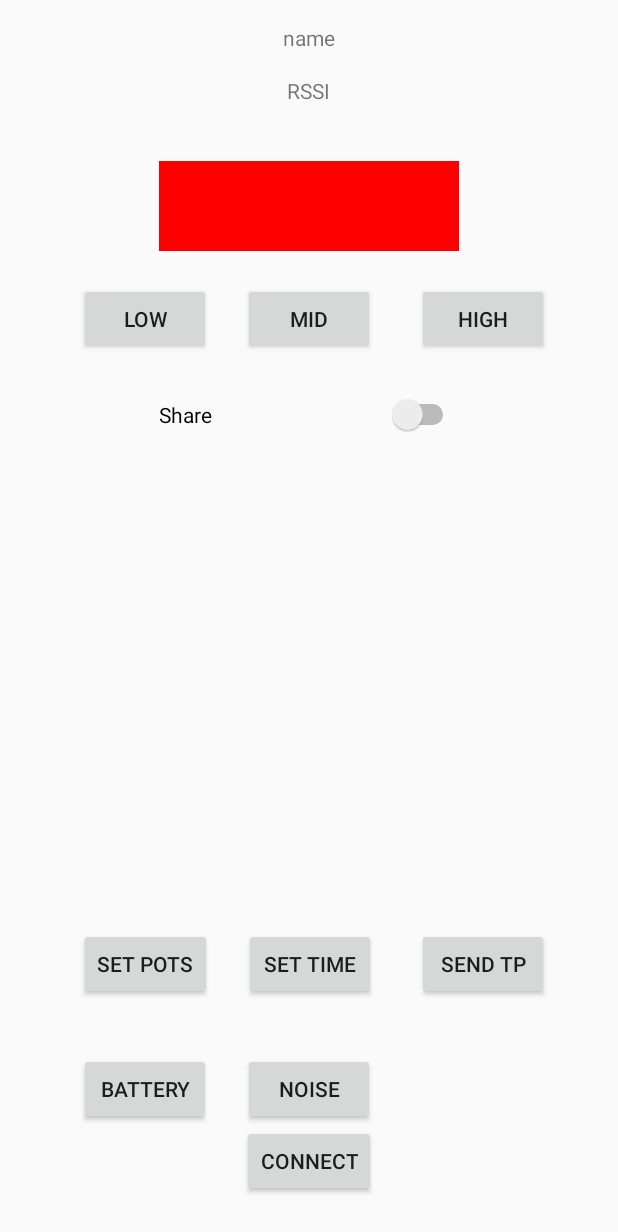
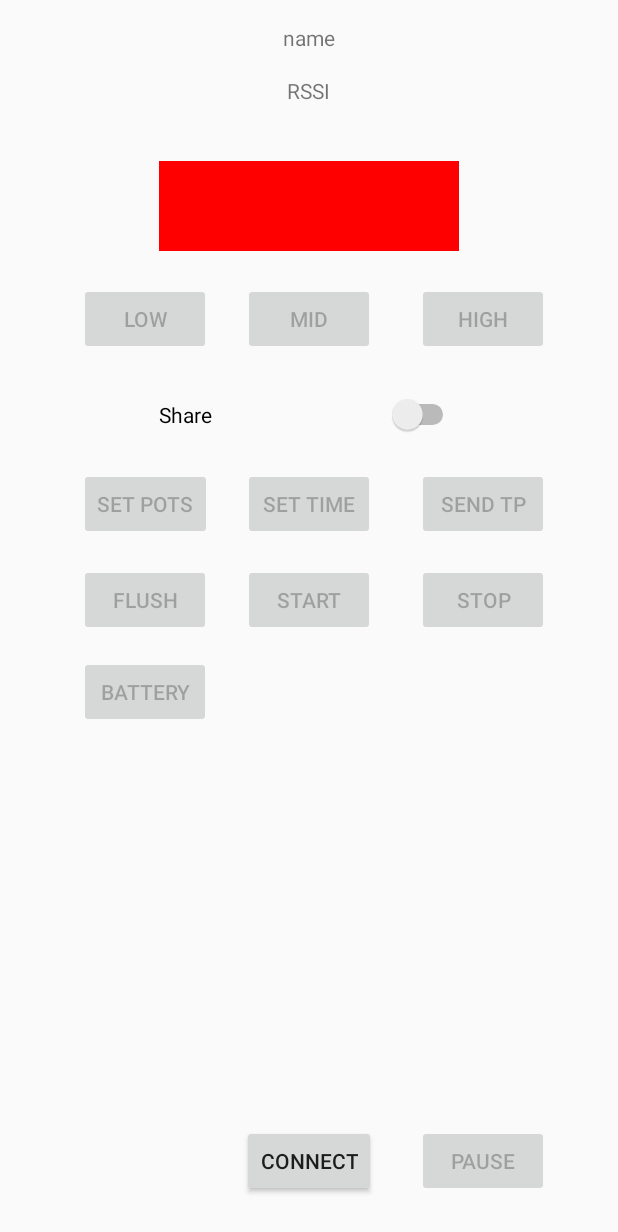
Before and after one commit to vijayrao1988/Bdsk, an Android app: the layout activity_peripheral_control.xml on its own in the app's theme, with its tools: preview values and no code run, on a phone screen of 412 x 824 dp. Shown: the top 1232 px of the screen. Run offline under Robolectric (Android 15) with nearby library versions, the phone set to English and light mode, and no system bars.

Commit message:
Updated BLE Profile. Updated writeCharacteristic functions. Updated UI buttons. Completed all write functions.

```diff
--- a/app/src/main/res/layout/activity_peripheral_control.xml
+++ b/app/src/main/res/layout/activity_peripheral_control.xml
@@ -1,5 +1,6 @@
 <?xml version="1.0" encoding="utf-8"?>
 <RelativeLayout xmlns:android="http://schemas.android.com/apk/res/android"
+    xmlns:tools="http://schemas.android.com/tools"
     android:layout_width="match_parent"
     android:layout_height="match_parent"
     android:orientation="vertical">
@@ -11,6 +12,7 @@
         android:layout_alignBaseline="@+id/timeButton"
         android:layout_alignBottom="@+id/timeButton"
         android:layout_alignStart="@+id/highButton"
+        android:enabled="false"
         android:onClick="onSendTP"
         android:text="Send TP" />
 
@@ -50,6 +52,7 @@
         android:layout_alignBottom="@+id/midButton"
         android:layout_marginRight="21dp"
         android:layout_toLeftOf="@+id/midButton"
+        android:enabled="false"
         android:onClick="onLow"
         android:text="Low" />
 
@@ -57,8 +60,10 @@
         android:id="@+id/timeButton"
         android:layout_width="wrap_content"
         android:layout_height="wrap_content"
-        android:layout_above="@+id/msgTextView"
-        android:layout_alignEnd="@+id/connectButton"
+        android:layout_below="@+id/switch1"
+        android:layout_marginTop="22dp"
+        android:layout_toEndOf="@+id/lowButton"
+        android:enabled="false"
         android:onClick="onSetTime"
         android:text="Set Time" />
 
@@ -66,17 +71,54 @@
         android:id="@+id/batteryButton"
         android:layout_width="wrap_content"
         android:layout_height="wrap_content"
-        android:layout_alignStart="@+id/potsButton2"
-        android:layout_below="@+id/msgTextView"
+        android:layout_alignStart="@+id/flushButton"
+        android:layout_below="@+id/flushButton"
+        android:layout_marginTop="13dp"
+        android:enabled="false"
         android:onClick="onBattery"
         android:text="Battery" />
 
     <Button
-        android:id="@+id/potsButton2"
+        android:id="@+id/flushButton"
         android:layout_width="wrap_content"
         android:layout_height="wrap_content"
-        android:layout_above="@+id/msgTextView"
+        android:layout_alignBaseline="@+id/startButton"
+        android:layout_alignBottom="@+id/startButton"
+        android:layout_alignStart="@+id/potsButton"
+        android:enabled="false"
+        android:onClick="onFlush"
+        android:text="Flush" />
+
+    <Button
+        android:id="@+id/startButton"
+        android:layout_width="wrap_content"
+        android:layout_height="wrap_content"
+        android:layout_alignBaseline="@+id/stopButton"
+        android:layout_alignBottom="@+id/stopButton"
+        android:layout_alignStart="@+id/timeButton"
+        android:enabled="false"
+        android:onClick="onStart"
+        android:text="Start" />
+
+    <Button
+        android:id="@+id/stopButton"
+        android:layout_width="wrap_content"
+        android:layout_height="wrap_content"
+        android:layout_alignStart="@+id/timepointButton"
+        android:layout_below="@+id/timepointButton"
+        android:layout_marginTop="16dp"
+        android:enabled="false"
+        android:onClick="onStop"
+        android:text="Stop" />
+
+    <Button
+        android:id="@+id/potsButton"
+        android:layout_width="wrap_content"
+        android:layout_height="wrap_content"
+        android:layout_alignBaseline="@+id/timeButton"
+        android:layout_alignBottom="@+id/timeButton"
         android:layout_alignStart="@+id/lowButton"
+        android:enabled="false"
         android:onClick="onSetPots"
         android:text="Set Pots" />
 
@@ -87,6 +129,7 @@
         android:layout_below="@+id/rectangle"
         android:layout_centerHorizontal="true"
         android:layout_marginTop="21dp"
+        android:enabled="false"
         android:onClick="onMid"
         android:text="Mid" />
 
@@ -98,6 +141,7 @@
         android:layout_alignBottom="@+id/midButton"
         android:layout_marginLeft="28dp"
         android:layout_toRightOf="@+id/midButton"
+        android:enabled="false"
         android:onClick="onHigh"
         android:text="High" />
 
@@ -108,23 +152,26 @@
         android:layout_alignParentBottom="true"
         android:layout_centerHorizontal="true"
         android:layout_marginBottom="26dp"
+        android:enabled="true"
         android:onClick="onConnect"
         android:text="Connect" />
 
     <Button
-        android:id="@+id/noiseButton"
+        android:id="@+id/pauseButton"
         android:layout_width="wrap_content"
         android:layout_height="wrap_content"
-        android:layout_above="@+id/connectButton"
-        android:layout_centerHorizontal="true"
-        android:onClick="onNoise"
-        android:text="Noise" />
+        android:layout_alignBaseline="@+id/connectButton"
+        android:layout_alignBottom="@+id/connectButton"
+        android:layout_alignStart="@+id/timepointButton"
+        android:enabled="false"
+        android:onClick="onPause"
+        android:text="Pause" />
 
     <TextView
         android:id="@+id/msgTextView"
         android:layout_width="wrap_content"
         android:layout_height="wrap_content"
-        android:layout_above="@+id/noiseButton"
+        android:layout_above="@+id/pauseButton"
         android:layout_centerHorizontal="true"
         android:layout_marginTop="16dp"
         android:text="" />
```
Also changed, not shown: app/src/main/java/com/bluetooth/bdsk/bluetooth/BleAdapterService.java (+3 -4 lines), app/src/main/java/com/bluetooth/bdsk/ui/PeripheralControlActivity.java (+64 -18 lines).
